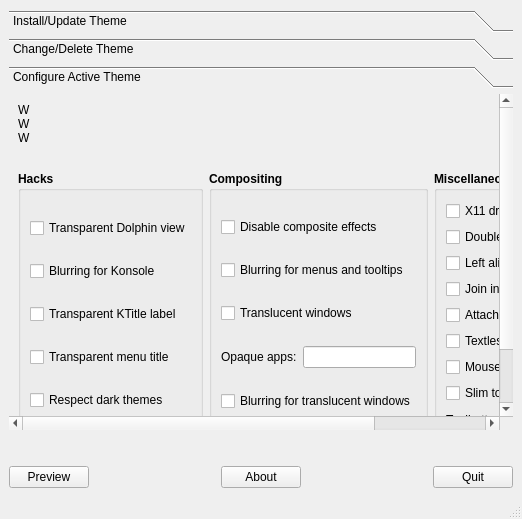
Above: Kvantum/kvantummanager/kvantummanager.ui from tsujan/Kvantum before the change. Below: the same form after it.
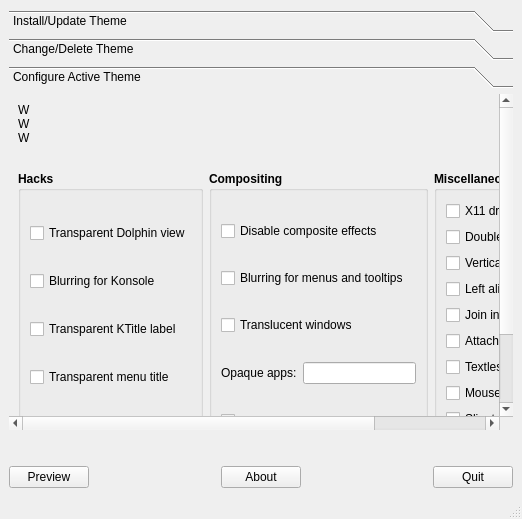
That is the form after the change. The open tabs and pages were chosen to show the change. Icons and pictures are not drawn.

Commit message: A new key for vertical spin indicators.

Diff of the .ui file:
```diff
--- a/Kvantum/kvantummanager/kvantummanager.ui
+++ b/Kvantum/kvantummanager/kvantummanager.ui
@@ -337,87 +337,7 @@
            <property name="topMargin">
             <number>10</number>
            </property>
-           <item row="9" column="0">
-            <widget class="QLabel" name="label_2">
-             <property name="font">
-              <font>
-               <bold>false</bold>
-              </font>
-             </property>
-             <property name="toolTip">
-              <string>Will have effect only if style
-is not set by the app itself.
-Default is Follow Style.</string>
-             </property>
-             <property name="text">
-              <string>Toolbutton style:</string>
-             </property>
-            </widget>
-           </item>
-           <item row="7" column="0" colspan="2">
-            <widget class="QCheckBox" name="checkBoxMenubar">
-             <property name="font">
-              <font>
-               <bold>false</bold>
-              </font>
-             </property>
-             <property name="toolTip">
-              <string>Mouse tracking is enabled
-for menubars by default.</string>
-             </property>
-             <property name="text">
-              <string>Mouse tracking for menubars</string>
-             </property>
-            </widget>
-           </item>
-           <item row="8" column="0" colspan="2">
-            <widget class="QCheckBox" name="checkBoxToolbar">
-             <property name="font">
-              <font>
-               <bold>false</bold>
-              </font>
-             </property>
-             <property name="toolTip">
-              <string>Will force a size of 16px on toolbar icons
-if their size is not set in the app.</string>
-             </property>
-             <property name="text">
-              <string>Slim toolbars</string>
-             </property>
-            </widget>
-           </item>
-           <item row="5" column="0" colspan="2">
-            <widget class="QCheckBox" name="checkBoxAttachTab">
-             <property name="font">
-              <font>
-               <bold>false</bold>
-              </font>
-             </property>
-             <property name="toolTip">
-              <string>Active tab is detached by default.</string>
-             </property>
-             <property name="text">
-              <string>Attach active tab to tab widget</string>
-             </property>
-            </widget>
-           </item>
-           <item row="6" column="0" colspan="2">
-            <widget class="QCheckBox" name="checkBoxProgress">
-             <property name="font">
-              <font>
-               <bold>false</bold>
-              </font>
-             </property>
-             <property name="toolTip">
-              <string>Progreesbars show percentage
-labels by default.</string>
-             </property>
-             <property name="text">
-              <string>Textless Progressbars</string>
-             </property>
-            </widget>
-           </item>
-           <item row="2" column="0" colspan="2">
+           <item row="3" column="0" colspan="2">
             <widget class="QCheckBox" name="checkBoxleftTab">
              <property name="font">
               <font>
@@ -432,7 +352,7 @@
              </property>
             </widget>
            </item>
-           <item row="3" column="0" colspan="2">
+           <item row="4" column="0" colspan="2">
             <widget class="QCheckBox" name="checkBoxJoinTab">
              <property name="font">
               <font>
@@ -463,7 +383,7 @@
              </property>
             </widget>
            </item>
-           <item row="9" column="1">
+           <item row="10" column="1">
             <widget class="QComboBox" name="comboToolButton">
              <property name="sizePolicy">
               <sizepolicy hsizetype="Preferred" vsizetype="Fixed">
@@ -500,6 +420,103 @@
              </property>
             </widget>
            </item>
+           <item row="10" column="0">
+            <widget class="QLabel" name="label_2">
+             <property name="font">
+              <font>
+               <bold>false</bold>
+              </font>
+             </property>
+             <property name="toolTip">
+              <string>Will have effect only if style
+is not set by the app itself.
+Default is Follow Style.</string>
+             </property>
+             <property name="text">
+              <string>Toolbutton style:</string>
+             </property>
+            </widget>
+           </item>
+           <item row="8" column="0" colspan="2">
+            <widget class="QCheckBox" name="checkBoxMenubar">
+             <property name="font">
+              <font>
+               <bold>false</bold>
+              </font>
+             </property>
+             <property name="toolTip">
+              <string>Mouse tracking is enabled
+for menubars by default.</string>
+             </property>
+             <property name="text">
+              <string>Mouse tracking for menubars</string>
+             </property>
+            </widget>
+           </item>
+           <item row="9" column="0" colspan="2">
+            <widget class="QCheckBox" name="checkBoxToolbar">
+             <property name="font">
+              <font>
+               <bold>false</bold>
+              </font>
+             </property>
+             <property name="toolTip">
+              <string>Will force a size of 16px on toolbar icons
+if their size is not set in the app.</string>
+             </property>
+             <property name="text">
+              <string>Slim toolbars</string>
+             </property>
+            </widget>
+           </item>
+           <item row="7" column="0" colspan="2">
+            <widget class="QCheckBox" name="checkBoxProgress">
+             <property name="font">
+              <font>
+               <bold>false</bold>
+              </font>
+             </property>
+             <property name="toolTip">
+              <string>Progreesbars show percentage
+labels by default.</string>
+             </property>
+             <property name="text">
+              <string>Textless Progressbars</string>
+             </property>
+            </widget>
+           </item>
+           <item row="6" column="0" colspan="2">
+            <widget class="QCheckBox" name="checkBoxAttachTab">
+             <property name="font">
+              <font>
+               <bold>false</bold>
+              </font>
+             </property>
+             <property name="toolTip">
+              <string>Active tab is detached by default.</string>
+             </property>
+             <property name="text">
+              <string>Attach active tab to tab widget</string>
+             </property>
+            </widget>
+           </item>
+           <item row="2" column="0" colspan="2">
+            <widget class="QCheckBox" name="checkBoxSpin">
+             <property name="font">
+              <font>
+               <bold>false</bold>
+              </font>
+             </property>
+             <property name="toolTip">
+              <string>By default, spin indicators are drawn on adjacent buttons.
+Checking this puts the spin-up indicators above
+the spin-down one inside the spin line-edit.</string>
+             </property>
+             <property name="text">
+              <string>Vertical spin indicators</string>
+             </property>
+            </widget>
+           </item>
           </layout>
          </widget>
         </item>
```
The commit also changes 8 other files.
